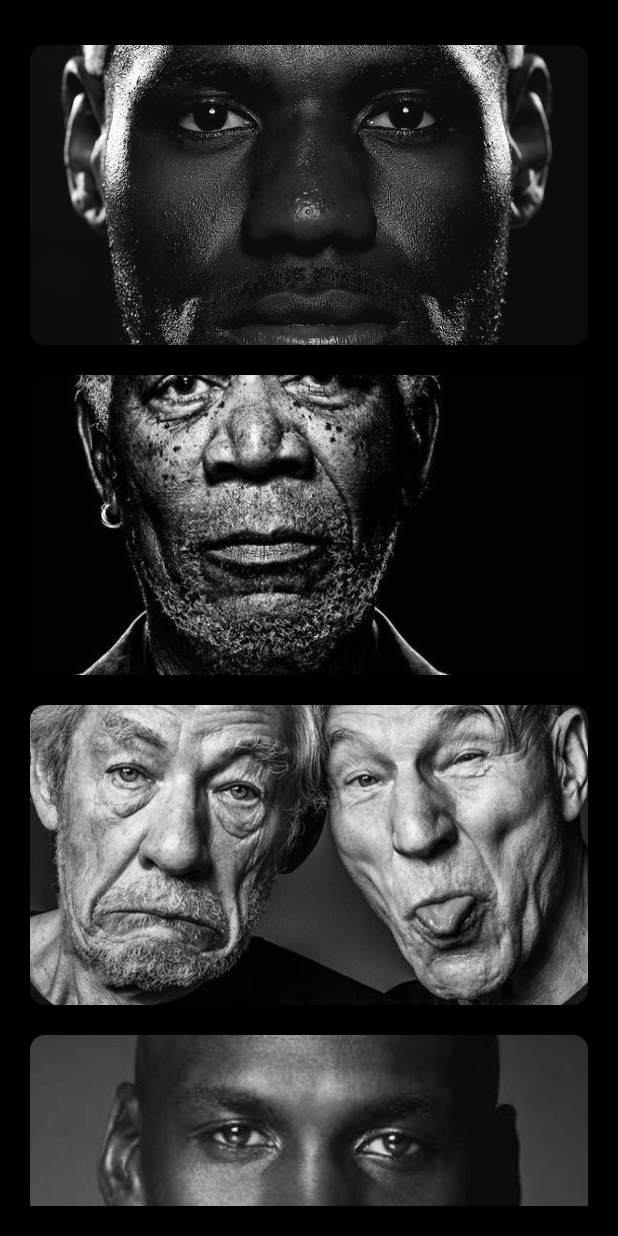
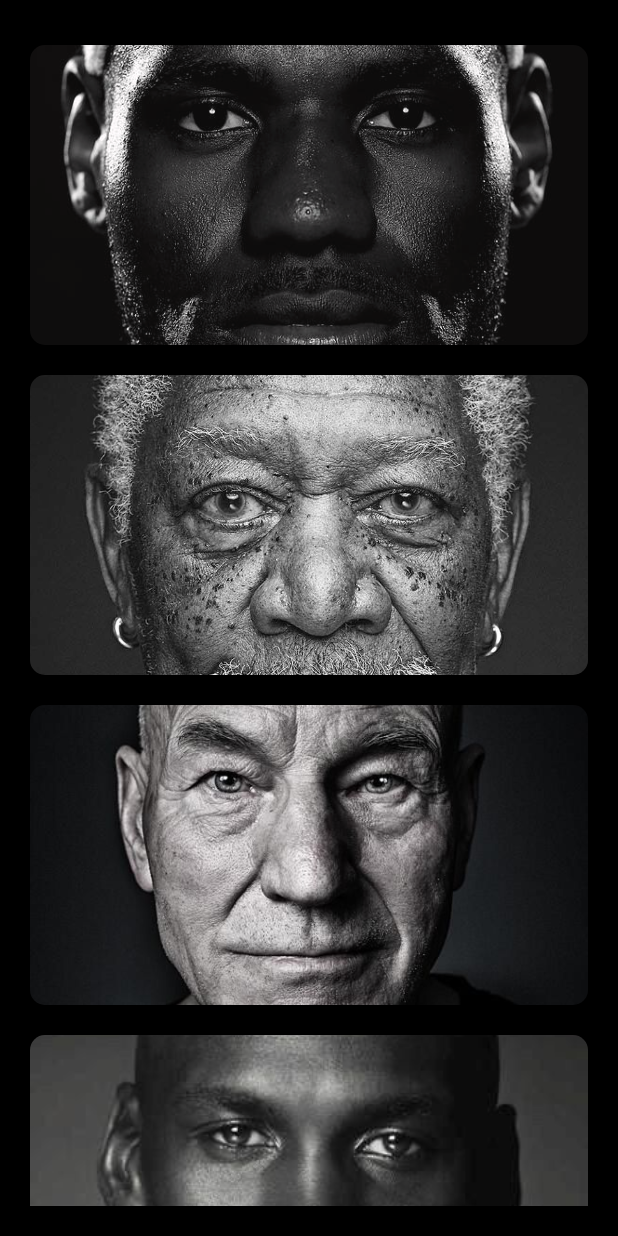
Before and after one commit to aqibtufail7546/flutter_hero_animation, a Flutter app: the screen it shows after launch, on a phone screen of 412 x 824 dp. Run offline on Flutter 3.47's test engine with Material 3 defaults, Android fonts, the light colour scheme and no system bars.

Commit message:
Hero Animation

```diff
--- a/lib/main.dart
+++ b/lib/main.dart
@@ -33,28 +33,48 @@ final List<Person> people = [
       id: '1',
       name: 'Lebron James',
       imageUrl: 'assets/images/lebron.jpg',
+      croppedImageUrl: 'assets/images/lebron_crop.jpg',
       birthInfo:
           'LeBron James is a legendary NBA superstar known for his unmatched versatility, basketball IQ, and impact both on and off the court.',
       profession: 'BasketBall'),
   Person(
       id: '2',
       name: 'Morgan Freeman',
-      imageUrl: 'assets/images/freeman3.jpg',
+      imageUrl: 'assets/images/freeman.jpg',
+      croppedImageUrl: 'assets/images/freeman_crop.jpg',
       birthInfo:
           'Morgan Freeman is an iconic actor known for his deep, commanding voice and powerful performances across decades of film and television.',
       profession: 'Actor'),
   Person(
       id: '3',
       name: 'Patrick Stewart',
-      imageUrl: 'assets/images/patrick2.jpg',
+      imageUrl: 'assets/images/patrick.jpg',
+      croppedImageUrl: 'assets/images/patrick_crop.jpg',
       birthInfo:
           'Patrick Stewart is a legendary British actor best known for his commanding roles as Captain Jean-Luc Picard and Professor X, bringing gravitas and charm to every performance.',
       profession: 'Actor'),
   Person(
       id: '4',
       name: 'Micheal Jordan',
-      imageUrl: 'assets/images/jordan.jpg',
+      imageUrl: 'assets/images/micheal.jpg',
+      croppedImageUrl: 'assets/images/micheal_crop.jpg',
       birthInfo:
           'Michael Jordan is a basketball legend whose dominance, competitive spirit, and six NBA championships made him the greatest of all time.',
       profession: 'BasketBall'),
+  Person(
+      id: '5',
+      name: 'Usain Bolt',
+      imageUrl: 'assets/images/usain.jpg',
+      croppedImageUrl: 'assets/images/usain_crop.jpg',
+      birthInfo:
+          'Usain Bolt is a world-renowned sprinter famous for his lightning speed and record-breaking Olympic performances.',
+      profession: 'Athelete'),
+  Person(
+      id: '6',
+      name: 'Muhammad Ali',
+      imageUrl: 'assets/images/ali.jpg',
+      croppedImageUrl: 'assets/images/ali_crop.jpg',
+      birthInfo:
+          'Muhammad Ali was a legendary boxer and charismatic activist, celebrated for his unmatched skill, bold personality, and impact far beyond the ring.',
+      profession: 'Boxer'),
 ];
```
Also changed, not shown: lib/detail_screen.dart (+3 -8 lines), lib/person.dart (+9 -2 lines), assets/images/ali.jpg (added), assets/images/ali_crop.jpg (added), assets/images/freeman2.jpg (deleted), assets/images/freeman3.jpg (deleted), assets/images/freeman_crop.jpg (added), assets/images/jordan.jpg (deleted), assets/images/lebron_crop.jpg (added), assets/images/micheal.jpg, assets/images/micheal_crop.jpg (added), assets/images/patrick.jpg, assets/images/patrick2.jpg (deleted), assets/images/patrick_crop.jpg (added), 2 more files.
